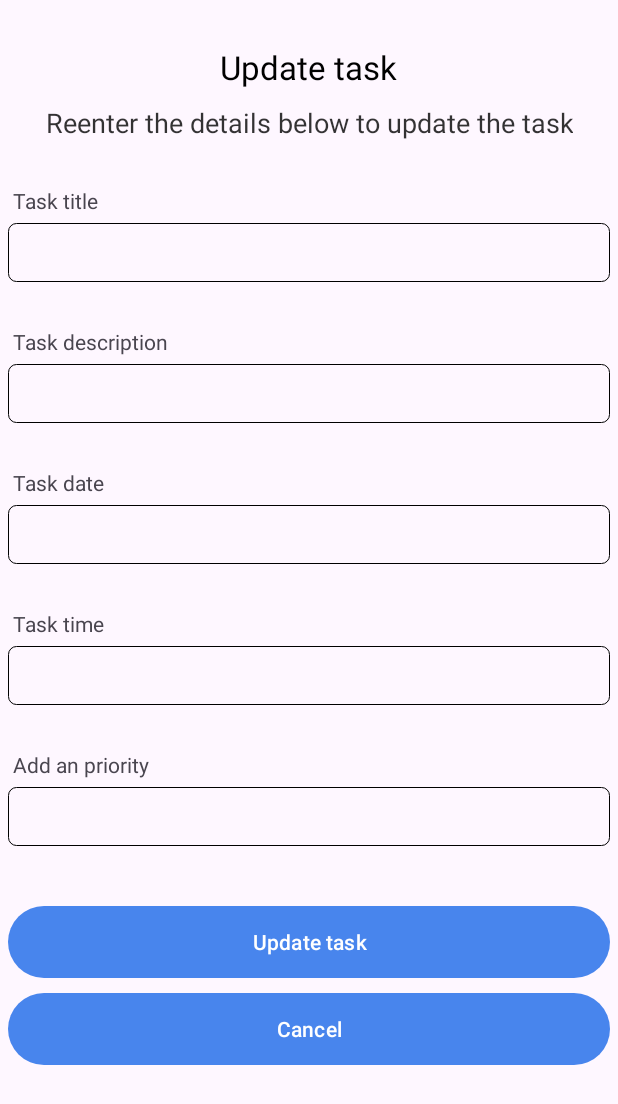
After one commit to rachcha2002/MyTasks, an Android app: the layout fragment_update_task_bottom_sheet.xml on its own in the app's theme, with its tools: preview values and no code run, on a phone screen of 412 x 824 dp. The commit adds this screen. Shown: the top 1104 px of the screen. Run offline under Robolectric (Android 15) with nearby library versions, the phone set to English and light mode, and no system bars.

Commit message:
Room implementation,Entity,DAO,Database implementation,Repository,viewModel,create form,Adapter updation,delete fuction implementing

```diff
--- a/app/src/main/java/com/example/mytasks/database/Task.kt
+++ b/app/src/main/java/com/example/mytasks/database/Task.kt
@@ -5,7 +5,7 @@ import androidx.room.ColumnInfo
 import androidx.room.PrimaryKey
 
 @Entity
-class Task (
+class Task(
     @ColumnInfo(name = "taskTitle")
     var taskTitle: String? = null,
 
@@ -30,7 +30,7 @@ class Task (
     @ColumnInfo(name = "lastAlarm")
     var lastAlarm: String? = null,
 
-) {
+    ) {
     @PrimaryKey(autoGenerate = true)
     var taskId: Int? = null
 }
--- a/app/src/main/java/com/example/mytasks/database/TaskDao.kt
+++ b/app/src/main/java/com/example/mytasks/database/TaskDao.kt
@@ -23,6 +23,9 @@ interface TaskDao {
     @Query("SELECT * FROM Task WHERE taskId=:taskId")
     fun selectDataFromAnId(taskId: Int): Task
 
+    @Query("UPDATE Task SET isComplete = 1 WHERE taskId = :taskId")
+    fun markTaskAsComplete(taskId: Int)
+
     @Query("UPDATE Task SET taskTitle=:taskTitle, taskDescription = :taskDescription, date = :taskDate, " +
             "lastAlarm = :taskTime, priority = :taskPriority WHERE taskId = :taskId")
     fun updateAnExistingRow(taskId: Int, taskTitle: String, taskDescription: String, taskDate: String,
--- a/app/src/main/java/com/example/mytasks/database/TaskRepository.kt
+++ b/app/src/main/java/com/example/mytasks/database/TaskRepository.kt
@@ -16,4 +16,8 @@ class TaskRepository(private val taskDB: TaskDatabase) {
                                     taskTime: String, taskPriority: String) {
         taskDB.getTaskDao().updateAnExistingRow(taskId, taskTitle, taskDescription, taskDate, taskTime, taskPriority)
     }
+
+    suspend fun markTaskAsComplete(taskId: Int) {
+        taskDB.getTaskDao().markTaskAsComplete(taskId)
+    }
 }
--- /dev/null
+++ b/app/src/main/res/layout-land/fragment_update_task_bottom_sheet.xml
@@ -0,0 +1,153 @@
+<?xml version="1.0" encoding="utf-8"?>
+<ScrollView android:layout_height="match_parent"
+    android:layout_width="match_parent"
+    xmlns:tools="http://schemas.android.com/tools"
+    xmlns:android="http://schemas.android.com/apk/res/android">
+
+    <LinearLayout
+        android:layout_width="match_parent"
+        android:layout_height="wrap_content"
+        android:paddingLeft="5dp"
+        android:paddingRight="5dp"
+        android:paddingTop="10dp"
+        android:paddingBottom="10dp"
+        android:orientation="vertical">
+
+
+
+        <TextView
+            android:layout_width="wrap_content"
+            android:layout_height="wrap_content"
+            android:layout_gravity="center_horizontal"
+            android:layout_marginTop="20dp"
+            android:text="Update task"
+            android:textColor="@android:color/black"
+            android:textSize="22sp"
+            tools:ignore="MissingPrefix" />
+
+        <TextView
+            android:layout_width="wrap_content"
+            android:layout_height="wrap_content"
+            android:layout_gravity="center_horizontal"
+            android:layout_marginTop="10dp"
+            android:text="Reenter the details below to update the task"
+            android:textAlignment="center"
+            android:textColor="@android:color/black"
+            android:alpha="0.8"
+            android:textSize="18sp"
+            tools:ignore="MissingPrefix" />
+
+        <TextView
+            android:layout_marginStart="3dp"
+            android:layout_width="wrap_content"
+            android:layout_height="wrap_content"
+            android:layout_marginTop="30dp"
+            android:text="Task title"
+            tools:ignore="MissingPrefix" />
+
+        <EditText
+            android:textSize="14sp"
+            android:layout_width="match_parent"
+            android:layout_height="wrap_content"
+            android:layout_marginTop="5dp"
+            android:singleLine="true"
+            android:background="@drawable/btn_border"
+            android:padding="10dp"
+            android:id="@+id/upaddTaskTitle"
+            tools:ignore="MissingPrefix" />
+
+        <TextView
+            android:layout_marginStart="3dp"
+            android:layout_width="wrap_content"
+            android:layout_height="wrap_content"
+            android:layout_marginTop="30dp"
+            android:text="Task description"
+            tools:ignore="MissingPrefix" />
+
+        <EditText
+            android:textSize="14sp"
+            android:layout_width="match_parent"
+            android:layout_height="wrap_content"
+            android:layout_marginTop="5dp"
+            android:singleLine="true"
+            android:background="@drawable/btn_border"
+            android:padding="10dp"
+            android:id="@+id/upaddTaskDescription"
+            tools:ignore="MissingPrefix" />
+
+        <TextView
+            android:layout_marginStart="3dp"
+            android:layout_width="wrap_content"
+            android:layout_height="wrap_content"
+            android:layout_marginTop="30dp"
+            android:text="Task date"
+            tools:ignore="MissingPrefix" />
+
+        <EditText
+            android:textSize="14sp"
+            android:layout_width="match_parent"
+            android:layout_height="wrap_content"
+            android:layout_marginTop="5dp"
+            android:singleLine="true"
+            android:background="@drawable/btn_border"
+            android:padding="10dp"
+            android:id="@+id/uptaskDate"
+            tools:ignore="MissingPrefix" />
+
+        <TextView
+            android:layout_marginStart="3dp"
+            android:layout_width="wrap_content"
+            android:layout_height="wrap_content"
+            android:layout_marginTop="30dp"
+            android:text="Task time"
+            tools:ignore="MissingPrefix" />
+
+        <EditText
+            android:textSize="14sp"
+            android:layout_width="match_parent"
+            android:layout_height="wrap_content"
+            android:layout_marginTop="5dp"
+            android:singleLine="true"
+            android:background="@drawable/btn_border"
+            android:padding="10dp"
+            android:id="@+id/uptaskTime"
+            tools:ignore="MissingPrefix" />
+
+        <TextView
+            android:layout_marginStart="3dp"
+            android:layout_width="wrap_content"
+            android:layout_height="wrap_content"
+            android:layout_marginTop="30dp"
+            android:text="Add an priority"
+            tools:ignore="MissingPrefix" />
+
+        <EditText
+            android:textSize="14sp"
+            android:layout_width="match_parent"
+            android:layout_height="wrap_content"
+            android:layout_marginTop="5dp"
+            android:singleLine="true"
+            android:background="@drawable/btn_border"
+            android:padding="10dp"
+            android:id="@+id/uptaskPriority"
+            tools:ignore="MissingPrefix" />
+
+        <Button
+            android:layout_width="match_parent"
+            android:layout_height="wrap_content"
+            android:id="@+id/updateTask"
+            android:text="Update task"
+            android:background="@drawable/btn_background"
+            android:textColor="@color/colorPrimary"
+            android:layout_marginTop="40dp" />
+        <Button
+            android:layout_width="match_parent"
+            android:layout_height="wrap_content"
+            android:text="Cancel"
+            android:id="@+id/upcancelTask"
+            android:background="@drawable/btn_background"
+            android:textColor="@color/colorPrimary"
+            android:layout_marginTop="10dp" />
+
+    </LinearLayout>
+</ScrollView>
--- a/app/src/main/res/layout/fragment_create_task.xml
+++ b/app/src/main/res/layout/fragment_create_task.xml
@@ -6,9 +6,9 @@
 
 <LinearLayout
     android:layout_width="match_parent"
-    android:layout_height="match_parent"
-    android:paddingLeft="10dp"
-    android:paddingRight="10dp"
+    android:layout_height="wrap_content"
+    android:paddingLeft="5dp"
+    android:paddingRight="5dp"
     android:paddingTop="30dp"
     android:paddingBottom="50dp"
     android:orientation="vertical">
--- /dev/null
+++ b/app/src/main/res/layout/fragment_update_task_bottom_sheet.xml
@@ -0,0 +1,153 @@
+<?xml version="1.0" encoding="utf-8"?>
+<ScrollView android:layout_height="match_parent"
+    android:layout_width="match_parent"
+    xmlns:tools="http://schemas.android.com/tools"
+    xmlns:android="http://schemas.android.com/apk/res/android">
+
+    <LinearLayout
+        android:layout_width="match_parent"
+        android:layout_height="wrap_content"
+        android:paddingLeft="5dp"
+        android:paddingRight="5dp"
+        android:paddingTop="10dp"
+        android:paddingBottom="10dp"
+        android:orientation="vertical">
+
+
+
+        <TextView
+            android:layout_width="wrap_content"
+            android:layout_height="wrap_content"
+            android:layout_gravity="center_horizontal"
+            android:layout_marginTop="20dp"
+            android:text="Update task"
+            android:textColor="@android:color/black"
+            android:textSize="22sp"
+            tools:ignore="MissingPrefix" />
+
+        <TextView
+            android:layout_width="wrap_content"
+            android:layout_height="wrap_content"
+            android:layout_gravity="center_horizontal"
+            android:layout_marginTop="10dp"
+            android:text="Reenter the details below to update the task"
+            android:textAlignment="center"
+            android:textColor="@android:color/black"
+            android:alpha="0.8"
+            android:textSize="18sp"
+            tools:ignore="MissingPrefix" />
+
+        <TextView
+            android:layout_marginStart="3dp"
+            android:layout_width="wrap_content"
+            android:layout_height="wrap_content"
+            android:layout_marginTop="30dp"
+            android:text="Task title"
+            tools:ignore="MissingPrefix" />
+
+        <EditText
+            android:textSize="14sp"
+            android:layout_width="match_parent"
+            android:layout_height="wrap_content"
+            android:layout_marginTop="5dp"
+            android:singleLine="true"
+            android:background="@drawable/btn_border"
+            android:padding="10dp"
+            android:id="@+id/upaddTaskTitle"
+            tools:ignore="MissingPrefix" />
+
+        <TextView
+            android:layout_marginStart="3dp"
+            android:layout_width="wrap_content"
+            android:layout_height="wrap_content"
+            android:layout_marginTop="30dp"
+            android:text="Task description"
+            tools:ignore="MissingPrefix" />
+
+        <EditText
+            android:textSize="14sp"
+            android:layout_width="match_parent"
+            android:layout_height="wrap_content"
+            android:layout_marginTop="5dp"
+            android:singleLine="true"
+            android:background="@drawable/btn_border"
+            android:padding="10dp"
+            android:id="@+id/upaddTaskDescription"
+            tools:ignore="MissingPrefix" />
+
+        <TextView
+            android:layout_marginStart="3dp"
+            android:layout_width="wrap_content"
+            android:layout_height="wrap_content"
+            android:layout_marginTop="30dp"
+            android:text="Task date"
+            tools:ignore="MissingPrefix" />
+
+        <EditText
+            android:textSize="14sp"
+            android:layout_width="match_parent"
+            android:layout_height="wrap_content"
+            android:layout_marginTop="5dp"
+            android:singleLine="true"
+            android:background="@drawable/btn_border"
+            android:padding="10dp"
+            android:id="@+id/uptaskDate"
+            tools:ignore="MissingPrefix" />
+
+        <TextView
+            android:layout_marginStart="3dp"
+            android:layout_width="wrap_content"
+            android:layout_height="wrap_content"
+            android:layout_marginTop="30dp"
+            android:text="Task time"
+            tools:ignore="MissingPrefix" />
+
+        <EditText
+            android:textSize="14sp"
+            android:layout_width="match_parent"
+            android:layout_height="wrap_content"
+            android:layout_marginTop="5dp"
+            android:singleLine="true"
+            android:background="@drawable/btn_border"
+            android:padding="10dp"
+            android:id="@+id/uptaskTime"
+            tools:ignore="MissingPrefix" />
+
+        <TextView
+            android:layout_marginStart="3dp"
+            android:layout_width="wrap_content"
+            android:layout_height="wrap_content"
+            android:layout_marginTop="30dp"
+            android:text="Add an priority"
+            tools:ignore="MissingPrefix" />
+
+        <EditText
+            android:textSize="14sp"
+            android:layout_width="match_parent"
+            android:layout_height="wrap_content"
+            android:layout_marginTop="5dp"
+            android:singleLine="true"
+            android:background="@drawable/btn_border"
+            android:padding="10dp"
+            android:id="@+id/uptaskPriority"
+            tools:ignore="MissingPrefix" />
+
+        <Button
+            android:layout_width="match_parent"
+            android:layout_height="wrap_content"
+            android:id="@+id/updateTask"
+            android:text="Update task"
+            android:background="@drawable/btn_background"
+            android:textColor="@color/colorPrimary"
+            android:layout_marginTop="40dp" />
+        <Button
+            android:layout_width="match_parent"
+            android:layout_height="wrap_content"
+            android:text="Cancel"
+            android:id="@+id/upcancelTask"
+            android:background="@drawable/btn_background"
+            android:textColor="@color/colorPrimary"
+            android:layout_marginTop="10dp" />
+
+    </LinearLayout>
+</ScrollView>
--- a/app/src/main/res/values/strings.xml
+++ b/app/src/main/res/values/strings.xml
@@ -12,6 +12,5 @@
     <string name="confirmation">Completed the task!..</string>
     <string name="sureToMarkAsComplete">Are you sure you want to mark this task as completed.</string>
     <string name="congrats_you_have_completed_the_task_successfully">Congrats!…You have completed the task successfully..</string>
-    <!-- TODO: Remove or change this placeholder text -->
-    <string name="hello_blank_fragment">Hello blank fragment</string>
+
 </resources>
--- a/app/src/main/res/values/themes.xml
+++ b/app/src/main/res/values/themes.xml
@@ -2,7 +2,7 @@
     <!-- Base application theme. -->
     <style name="Base.Theme.MyTasks" parent="Theme.Material3.DayNight.NoActionBar">
         <!-- Customize your light theme here. -->
-        <!-- <item name="colorPrimary">@color/my_light_primary</item> -->
+        <item name="colorPrimary">@color/colorAccent</item>
     </style>
 
     <style name="Theme.MyTasks" parent="Base.Theme.MyTasks" />
```
Also changed, not shown: app/src/main/java/com/example/mytasks/CompletionDialogFragment.kt (added, +38 -0 lines), app/src/main/java/com/example/mytasks/MainActivity.kt (+4 -7 lines), app/src/main/java/com/example/mytasks/UpdateTaskBottomSheetDialogFragment.kt (added, +152 -0 lines), app/src/main/java/com/example/mytasks/adapters/TaskAdapter.kt (+56 -16 lines), app/src/main/java/com/example/mytasks/adapters/TaskItemClickListener.kt (added, +7 -0 lines), app/src/main/res/layout-land/dialog_completed_theme.xml (+2 -6 lines), app/src/main/res/layout/dialog_completed_theme.xml (+2 -6 lines), app/src/main/res/values/styles.xml (added, +25 -0 lines).
